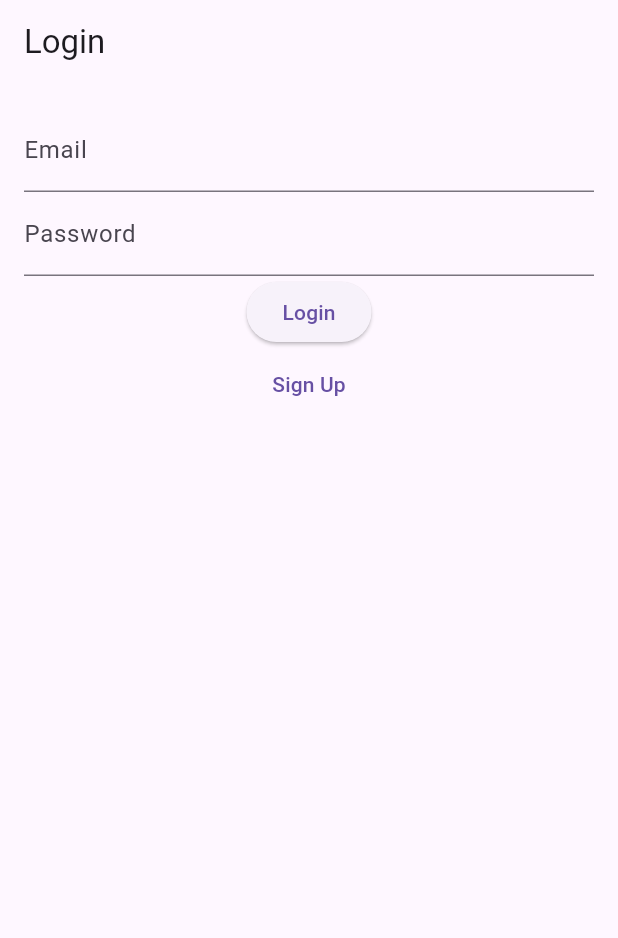
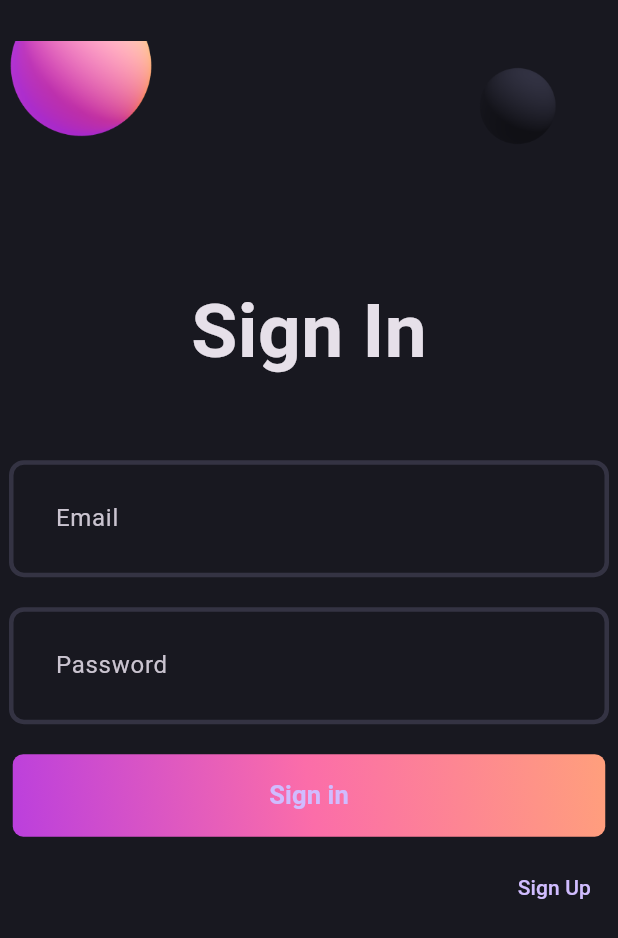
Before and after one commit to adityakumarsahu108/login_screen_auth, a Flutter app: the screen it shows after launch, on a phone screen of 412 x 824 dp. Shown: the top 938 px of the screen. Run offline on Flutter 3.47's test engine with Material 3 defaults, Android fonts, the phone set to English and light mode, and no system bars; our stand-ins replace firebase_auth, firebase_core, flutter_riverpod; accounts and stored records are empty.

```diff
--- a/lib/auth/screens/login_screen.dart
+++ b/lib/auth/screens/login_screen.dart
@@ -5,7 +5,9 @@ import 'package:flutter_riverpod/flutter_riverpod.dart';
 import 'package:login_screen/auth/controller/auth_controller.dart';
 import 'package:login_screen/auth/screens/sign_up_screen.dart';
 import 'package:login_screen/utils/snackbar.dart';
+import 'package:login_screen/widgets/gradient_button.dart';
 import 'package:login_screen/widgets/loading_indicator.dart';
+import 'package:login_screen/widgets/login_field.dart'; // Import your LoginField widget
 
 import 'home_screen.dart';
 
@@ -61,32 +63,76 @@ class LoginScreenState extends ConsumerState<LoginScreen> {
     });
 
     return Scaffold(
-      appBar: AppBar(title: const Text('Login')),
       body: authState is AsyncLoading
           ? const LoadingIndicator()
-          : Padding(
-              padding: const EdgeInsets.all(16.0),
+          : SingleChildScrollView(
+              child: Center(
+                child: Column(
+                  crossAxisAlignment: CrossAxisAlignment.center,
+                  mainAxisAlignment: MainAxisAlignment.center,
+                  children: [
+                    SizedBox(
+                      height: MediaQuery.of(context).size.height * 0.2,
+                      child: Image.asset('assets/images/balls.png'),
+                    ),
+                    const SizedBox(
+                      height: 20,
+                    ),
+                    const Text(
+                      'Sign In',
+                      style: TextStyle(
+                        fontWeight: FontWeight.bold,
+                        fontSize: 50,
+                      ),
+                    ),
+                    const SizedBox(
+                      height: 50,
+                    ),
+                    ConstrainedBox(
+                      constraints: const BoxConstraints(maxWidth: 400),
                       child: Column(
                         children: [
-                  TextField(
-                    controller: emailController,
-                    decoration: const InputDecoration(labelText: 'Email'),
+                          LoginField(
+                            hintText: 'Email',
+                            onChanged: (value) {
+                              emailController.text = value;
+                            },
                           ),
-                  TextField(
-                    controller: passwordController,
-                    decoration: const InputDecoration(labelText: 'Password'),
+                          const SizedBox(
+                            height: 20,
+                          ),
+                          LoginField(
+                            hintText: 'Password',
                             obscureText: true,
+                            onChanged: (value) {
+                              passwordController.text = value;
+                            },
                           ),
-                  ElevatedButton(
+                          const SizedBox(
+                            height: 20,
+                          ),
+                          GradientButton(
                             onPressed: _handleSignIn,
-                    child: const Text('Login'),
+                            label: 'Sign in',
                           ),
+                          const SizedBox(
+                            height: 10,
+                          ),
+                          Row(
+                            mainAxisAlignment: MainAxisAlignment.end,
+                            children: [
                               TextButton(
                                 onPressed: _navigateToSignUp,
                                 child: const Text('Sign Up'),
                               ),
                             ],
                           ),
+                        ],
+                      ),
+                    ),
+                  ],
+                ),
+              ),
             ),
     );
   }
--- a/lib/main.dart
+++ b/lib/main.dart
@@ -2,6 +2,7 @@ import 'package:firebase_core/firebase_core.dart';
 import 'package:flutter/material.dart';
 import 'package:flutter_riverpod/flutter_riverpod.dart';
 import 'package:login_screen/auth/screens/login_screen.dart';
+import 'package:login_screen/theme/pallete.dart';
 
 void main() async {
   WidgetsFlutterBinding.ensureInitialized();
@@ -14,9 +15,12 @@ class MyApp extends StatelessWidget {
 
   @override
   Widget build(BuildContext context) {
-    return const MaterialApp(
+    return MaterialApp(
       debugShowCheckedModeBanner: false,
-      home: LoginScreen(),
+      theme: ThemeData.dark().copyWith(
+        scaffoldBackgroundColor: Pallete.backgroundColor,
+      ),
+      home: const LoginScreen(),
     );
   }
 }
--- /dev/null
+++ b/lib/theme/pallete.dart
@@ -0,0 +1,10 @@
+import 'package:flutter/material.dart';
+
+class Pallete {
+  static const Color backgroundColor = Color.fromRGBO(24, 24, 32, 1);
+  static const Color gradient1 = Color.fromRGBO(187, 63, 221, 1);
+  static const Color gradient2 = Color.fromRGBO(251, 109, 169, 1);
+  static const Color gradient3 = Color.fromRGBO(255, 159, 124, 1);
+  static const Color borderColor = Color.fromRGBO(52, 51, 67, 1);
+  static const Color whiteColor = Colors.white;
+}
--- /dev/null
+++ b/lib/widgets/gradient_button.dart
@@ -0,0 +1,43 @@
+import 'package:flutter/material.dart';
+import 'package:login_screen/theme/pallete.dart';
+
+class GradientButton extends StatelessWidget {
+  final VoidCallback onPressed;
+  final String label;
+
+  const GradientButton({
+    required this.onPressed,
+    required this.label,
+    Key? key,
+  }) : super(key: key);
+
+  @override
+  Widget build(BuildContext context) {
+    return Container(
+      decoration: BoxDecoration(
+        gradient: const LinearGradient(
+          colors: [
+            Pallete.gradient1,
+            Pallete.gradient2,
+            Pallete.gradient3,
+          ],
+          begin: Alignment.bottomLeft,
+          end: Alignment.topRight,
+        ),
+        borderRadius: BorderRadius.circular(7),
+      ),
+      child: ElevatedButton(
+        onPressed: onPressed,
+        style: ElevatedButton.styleFrom(
+          fixedSize: const Size(395, 55),
+          backgroundColor: Colors.transparent,
+          shadowColor: Colors.transparent,
+        ),
+        child: Text(
+          label,
+          style: const TextStyle(fontSize: 17, fontWeight: FontWeight.w600),
+        ),
+      ),
+    );
+  }
+}
--- /dev/null
+++ b/lib/widgets/login_field.dart
@@ -0,0 +1,45 @@
+import 'package:flutter/material.dart';
+import 'package:login_screen/theme/pallete.dart';
+
+class LoginField extends StatelessWidget {
+  final String hintText;
+  final bool obscureText;
+  final ValueChanged<String>? onChanged;
+
+  const LoginField({
+    Key? key,
+    required this.hintText,
+    this.obscureText = false,
+    this.onChanged,
+  }) : super(key: key);
+
+  @override
+  Widget build(BuildContext context) {
+    return ConstrainedBox(
+      constraints: const BoxConstraints(maxWidth: 400),
+      child: TextFormField(
+        controller: TextEditingController(),
+        onChanged: onChanged,
+        obscureText: obscureText,
+        decoration: InputDecoration(
+          contentPadding: const EdgeInsets.all(27),
+          enabledBorder: OutlineInputBorder(
+            borderSide: const BorderSide(
+              color: Pallete.borderColor,
+              width: 3,
+            ),
+            borderRadius: BorderRadius.circular(10),
+          ),
+          focusedBorder: OutlineInputBorder(
+            borderSide: const BorderSide(
+              color: Pallete.gradient2,
+              width: 3,
+            ),
+            borderRadius: BorderRadius.circular(10),
+          ),
+          hintText: hintText,
+        ),
+      ),
+    );
+  }
+}
--- a/pubspec.yaml
+++ b/pubspec.yaml
@@ -65,9 +65,9 @@ flutter:
   uses-material-design: true
 
   # To add assets to your application, add an assets section, like this:
-  # assets:
-  #   - images/a_dot_burr.jpeg
-  #   - images/a_dot_ham.jpeg
+  assets:
+    - assets/images/
+    - assets/svgs/
 
   # An image asset can refer to one or more resolution-specific "variants", see
   # https://flutter.dev/assets-and-images/#resolution-aware
```
Also changed, not shown: lib/auth/screens/sign_up_screen.dart (+66 -12 lines), assets/images/balls.png (added), assets/svgs/f_logo.svg (added), assets/svgs/g_logo.svg (added). Lines whose indentation alone changed are shown as unchanged.
